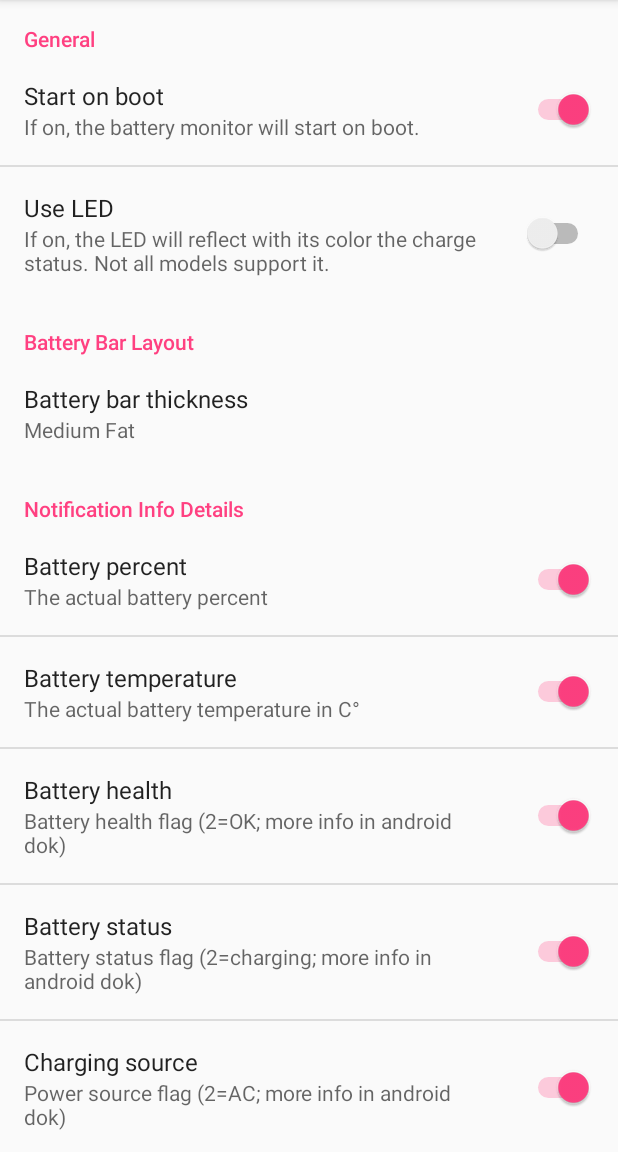
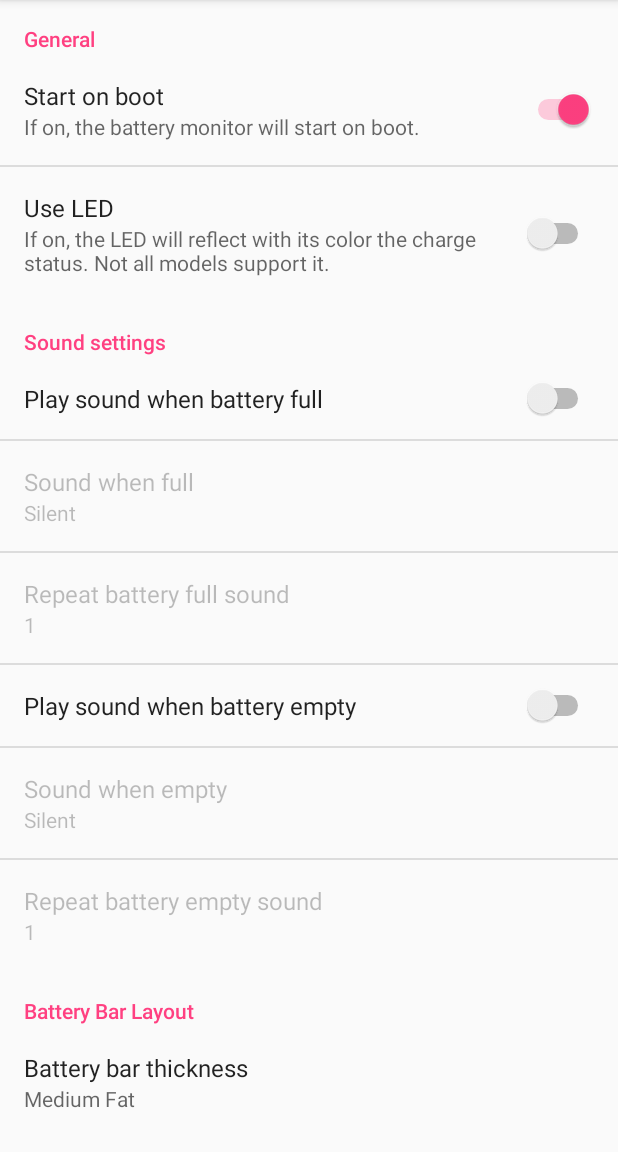
Before and after one commit to bangkokguy/Evil, an Android app: the screen it shows after launch (SettingsActivity), on a phone screen of 412 x 824 dp, the part 84-1236 px from its top. Run offline under Robolectric (Android 15) with nearby library versions, the phone set to English and light mode, and no system bars.

Commit message:
Skyler White release candidate

```diff
--- a/app/src/main/AndroidManifest.xml
+++ b/app/src/main/AndroidManifest.xml
@@ -37,6 +37,7 @@
                 <action android:name="android.intent.action.BOOT_COMPLETED"/>
             </intent-filter>
         </receiver>
+
     </application>
 
 </manifest>
--- a/app/src/main/java/bangkokguy/development/android/evil/SettingsActivity.java
+++ b/app/src/main/java/bangkokguy/development/android/evil/SettingsActivity.java
@@ -192,17 +192,12 @@ public class SettingsActivity extends AppCompatPreferenceActivity {
             // Bind the summaries of EditText/List/Dialog/Ringtone preferences
             // to their values. When their values change, their summaries are
             // updated to reflect the new value, per the Android Design
-            // guidelines.
-            //bindPreferenceSummaryToValue(findPreference("start_on_boot"));
+            // guidelines. No boolean values are bound.
             bindPreferenceSummaryToValue(findPreference("bar_thickness"));
-            //bindPreferenceSummaryToValue(findPreference("battery_percent"));
-            //bindPreferenceSummaryToValue(findPreference("battery_temperature"));
-            //bindPreferenceSummaryToValue(findPreference("battery_health"));
-            //bindPreferenceSummaryToValue(findPreference("battery_status"));
-            //bindPreferenceSummaryToValue(findPreference("battery_power_source"));
-            //bindPreferenceSummaryToValue(findPreference("battery_technology"));
-            //bindPreferenceSummaryToValue(findPreference("battery_voltage"));
-
+            bindPreferenceSummaryToValue(findPreference("battery_full_sound"));
+            bindPreferenceSummaryToValue(findPreference("battery_empty_sound"));
+            bindPreferenceSummaryToValue(findPreference("repeat_battery_full_sound"));
+            bindPreferenceSummaryToValue(findPreference("repeat_battery_empty_sound"));
         }
 
         @Override
--- a/app/src/main/res/values/strings.xml
+++ b/app/src/main/res/values/strings.xml
@@ -5,15 +5,34 @@
 
     <!-- Strings related to Settings -->
 
-    <!-- Example General settings -->
+    <!-- General settings -->
     <string name="pref_header_settings">Settings</string>
     <string name="pref_header_general">General</string>
-
+    <!-- -->
     <string name="start_on_boot">Start on boot</string>
     <string name="start_on_boot_s">If on, the battery monitor will start on boot.</string>
     <string name="led_on">Use LED</string>
     <string name="led_on_s">If on, the LED will reflect with its color the charge status. Not all models support it.</string>
 
+    <!-- Battery notification settings -->
+    <string name="battery_sound">Sound settings</string>
+
+    <!--battery notification options -->
+    <string name="play_battery_full_sound">Play sound when battery full</string>
+    <string name="play_battery_full_sound_s">Play sound when battery full</string>
+    <string name="play_battery_empty_sound">Play sound when battery empty</string>
+    <string name="play_battery_empty_sound_s">Play sound when battery empty</string>
+    <string name="repeat_battery_full_sound">Repeat battery full sound</string>
+    <string name="repeat_battery_full_sound_s">Repeat battery full sound</string>
+    <string name="repeat_battery_empty_sound">Repeat battery empty sound</string>
+    <string name="repeat_battery_empty_sound_s">Repeat battery empty sound</string>
+
+    <!--battery full notification sound -->
+    <string name="battery_full_sound">Sound when full</string>
+    <string name="battery_full_sound_s">The picked sound will be played when battery full.</string>
+    <!--battery empty notification sound -->
+    <string name="battery_empty_sound">Sound when empty</string>
+    <string name="battery_empty_sound_s">The picked sound will be played when battery full.</string>
 
     <!--Battery Bar Layout -->
     <string name="bar_layout">Battery Bar Layout</string>
@@ -34,7 +53,7 @@
         <item>32</item>
     </string-array>
 
-<!--Message attributes-->
+    <!--Message attributes-->
     <!--Settings activity keyword text-->
     <string name="info_in_the_message">Notification Info Details</string>
     <string name="battery_percent">Battery percent</string>
--- a/app/src/main/res/xml/pref_general.xml
+++ b/app/src/main/res/xml/pref_general.xml
@@ -13,6 +13,47 @@
             android:key="led_on"
             android:summary="@string/led_on_s"
             android:title="@string/led_on" />
+
+    </PreferenceCategory>
+
+    <PreferenceCategory
+        android:title="@string/battery_sound">
+
+        <SwitchPreference
+            android:defaultValue="false"
+            android:key="play_battery_full_sound"
+            android:title="@string/play_battery_full_sound" />
+        <!--android:summary="@string/play_battery_full_sound_s"-->
+        <RingtonePreference
+            android:dependency="play_battery_full_sound"
+            android:key="battery_full_sound"
+            android:summary="@string/battery_full_sound_s"
+            android:title="@string/battery_full_sound" />
+        <EditTextPreference
+            android:dependency="play_battery_full_sound"
+            android:defaultValue="1"
+            android:inputType="number"
+            android:key="repeat_battery_full_sound"
+            android:summary="@string/repeat_battery_full_sound_s"
+            android:title="@string/repeat_battery_full_sound" />
+
+        <SwitchPreference
+            android:defaultValue="false"
+            android:key="play_battery_empty_sound"
+            android:title="@string/play_battery_empty_sound" />
+            <!--android:summary="@string/play_battery_empty_sound_s"-->
+        <RingtonePreference
+            android:dependency="play_battery_empty_sound"
+            android:key="battery_empty_sound"
+            android:summary="@string/battery_empty_sound_s"
+            android:title="@string/battery_empty_sound" />
+        <EditTextPreference
+            android:dependency="play_battery_empty_sound"
+            android:defaultValue="1"
+            android:inputType="number"
+            android:key="repeat_battery_empty_sound"
+            android:summary="@string/repeat_battery_empty_sound_s"
+            android:title="@string/repeat_battery_empty_sound" />
 
     </PreferenceCategory>
 
```
Also changed, not shown: app/src/main/java/bangkokguy/development/android/evil/Overlay.java (+59 -17 lines), 1 other file.
